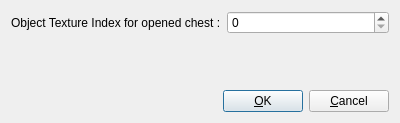
First picture: the form in mapEditor/src/editTileActionOpenChestPropertiesForm.ui, repository jeremydumais/TheWarrior, before the edit.
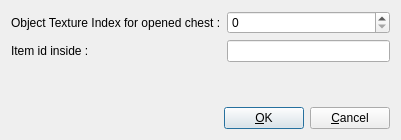
Second picture: the form after the edit. Icons and pictures are not drawn.

Commit message: Relocated resources files and worked on the message pipeline to display message to the user (Ex: Item found in a chest).

```diff
--- a/mapEditor/src/editTileActionOpenChestPropertiesForm.ui
+++ b/mapEditor/src/editTileActionOpenChestPropertiesForm.ui
@@ -6,8 +6,8 @@
    <rect>
     <x>0</x>
     <y>0</y>
-    <width>400</width>
-    <height>123</height>
+    <width>401</width>
+    <height>140</height>
    </rect>
   </property>
   <property name="windowTitle">
@@ -30,6 +30,16 @@
        </property>
       </widget>
      </item>
+     <item row="1" column="0">
+      <widget class="QLabel" name="label">
+       <property name="text">
+        <string>Item id inside :</string>
+       </property>
+      </widget>
+     </item>
+     <item row="1" column="1">
+      <widget class="QLineEdit" name="lineEditItemIdInside"/>
+     </item>
     </layout>
    </item>
    <item>
```
Left out of the diff: 6 changed lines with no effect on the pictures. The commit also changes 43 other files.
